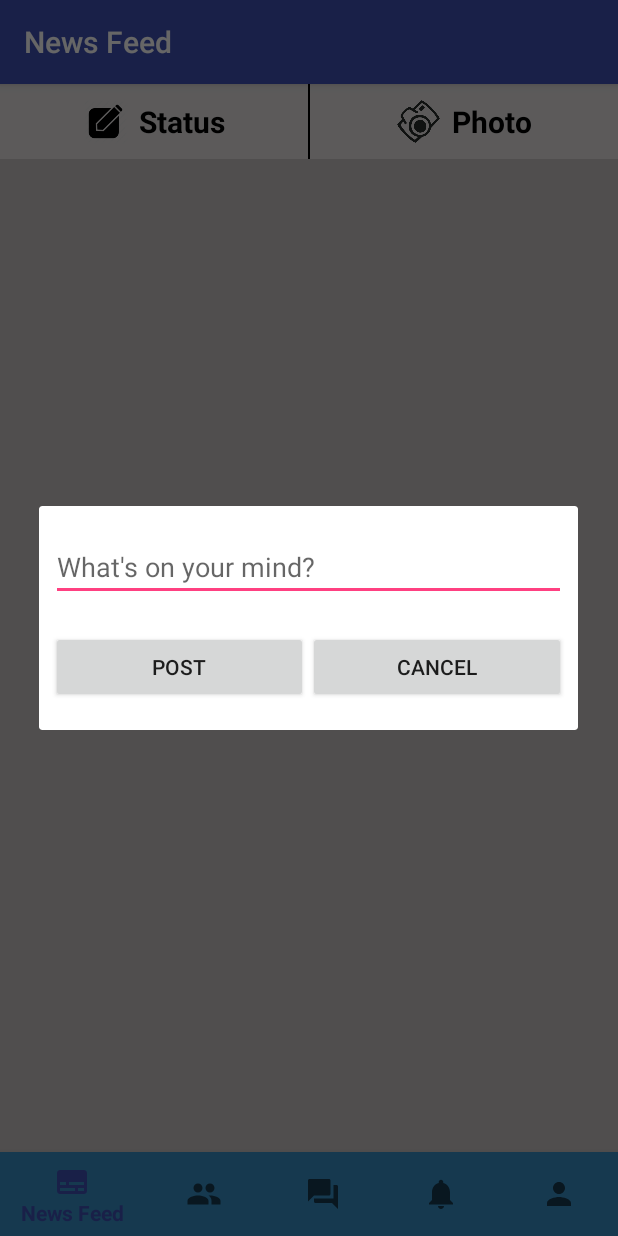
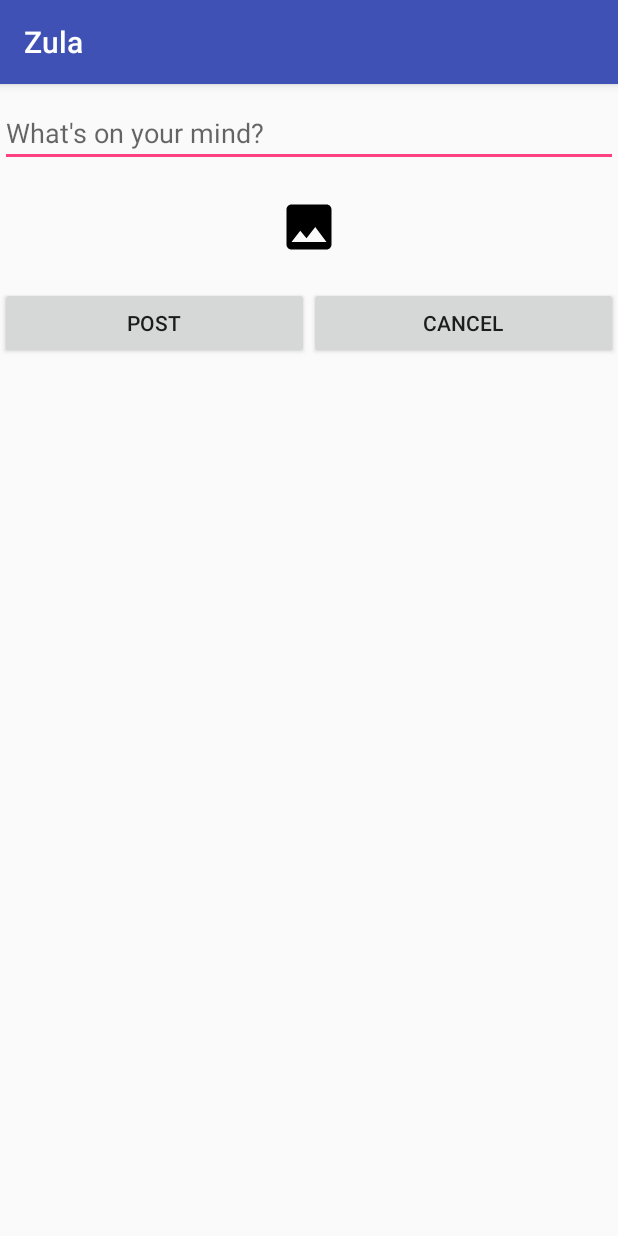
Before and after one commit to khieudinhhhuu/zula, an Android app: the screen it shows after launch (MainActivity before the commit, StatusNewsFeedActivity after it), after a tap on "Status", on a phone screen of 412 x 824 dp. Run offline under Robolectric (Android 15) with nearby library versions, the phone set to English and light mode, and no system bars; our stand-ins replace Firebase (no records; nobody signed in at launch, a user with empty details on screens opened directly), Picasso.

Commit message:
anonymous 1

```diff
--- a/app/src/main/AndroidManifest.xml
+++ b/app/src/main/AndroidManifest.xml
@@ -21,6 +21,7 @@
                 <category android:name="android.intent.category.LAUNCHER" />
             </intent-filter>
         </activity>
+        <activity android:name=".StatusNewsFeedActivity"></activity>
     </application>
 
 </manifest>
--- /dev/null
+++ b/app/src/main/java/com/khieuthichien/zula/StatusNewsFeedActivity.java
@@ -0,0 +1,161 @@
+package com.khieuthichien.zula;
+
+import android.app.ProgressDialog;
+import android.content.Context;
+import android.content.Intent;
+import android.net.Uri;
+import android.support.annotation.NonNull;
+import android.support.v4.app.Fragment;
+import android.support.v4.app.FragmentTransaction;
+import android.support.v7.app.AppCompatActivity;
+import android.os.Bundle;
+import android.support.v7.widget.LinearLayoutManager;
+import android.support.v7.widget.RecyclerView;
+import android.view.View;
+import android.widget.Button;
+import android.widget.EditText;
+import android.widget.ImageView;
+import android.widget.Toast;
+
+import com.google.android.gms.tasks.OnFailureListener;
+import com.google.android.gms.tasks.OnSuccessListener;
+import com.google.firebase.database.DataSnapshot;
+import com.google.firebase.database.DatabaseError;
+import com.google.firebase.database.DatabaseReference;
+import com.google.firebase.database.FirebaseDatabase;
+import com.google.firebase.database.ValueEventListener;
+import com.google.firebase.storage.FirebaseStorage;
+import com.google.firebase.storage.OnProgressListener;
+import com.google.firebase.storage.StorageReference;
+import com.google.firebase.storage.UploadTask;
+import com.khieuthichien.zula.adapter.PhotoAdapter;
+import com.khieuthichien.zula.fragment.NewsFeedFragment;
+import com.khieuthichien.zula.model.Photo;
+import com.squareup.picasso.Picasso;
+
+import java.util.ArrayList;
+import java.util.List;
+import java.util.UUID;
+
+public class StatusNewsFeedActivity extends AppCompatActivity {
+
+    private EditText edt_stt_status_news_feed;
+    private ImageView img_photo_status_news_feed;
+    private ImageView img_select_status_news_feed;
+    private Button btn_post_status_news_feed;
+    private Button btn_cancel_status_news_feed;
+
+    private StorageReference mStorageReference;
+    private DatabaseReference mDatabaseReference;
+
+    private Uri filePath;
+    private final int PICK_IMAGE_REQUEST = 71;
+    private ProgressDialog progressDialog;
+
+    @Override
+    protected void onCreate(Bundle savedInstanceState) {
+        super.onCreate(savedInstanceState);
+        setContentView(R.layout.activity_status_news_feed);
+
+        mStorageReference = FirebaseStorage.getInstance().getReference("photos");
+        mDatabaseReference = FirebaseDatabase.getInstance().getReference("photos");
+
+        edt_stt_status_news_feed = findViewById(R.id.edt_stt_status_news_feed);
+        img_photo_status_news_feed = findViewById(R.id.img_photo_status_news_feed);
+        img_select_status_news_feed = findViewById(R.id.img_select_status_news_feed);
+        btn_post_status_news_feed = findViewById(R.id.btn_post_status_news_feed);
+        btn_cancel_status_news_feed = findViewById(R.id.btn_cancel_status_news_feed);
+        progressDialog = new ProgressDialog(this);
+
+        img_select_status_news_feed.setOnClickListener(new View.OnClickListener() {
+            @Override
+            public void onClick(View v) {
+                Intent intent = new Intent();
+                intent.setType("image/*");
+                intent.setAction(Intent.ACTION_GET_CONTENT);
+                startActivityForResult(Intent.createChooser(intent, "Select Picture"), PICK_IMAGE_REQUEST);
+            }
+        });
+
+
+        btn_post_status_news_feed.setOnClickListener(new View.OnClickListener() {
+            @Override
+            public void onClick(View v) {
+                uploadStatus();
+            }
+        });
+
+        btn_cancel_status_news_feed.setOnClickListener(new View.OnClickListener() {
+            @Override
+            public void onClick(View v) {
+                Toast.makeText(getApplication(), "Cancel the post", Toast.LENGTH_SHORT).show();
+                finish();
+            }
+        });
+
+    }
+
+    @Override
+    protected void onActivityResult(int requestCode, int resultCode, Intent data) {
+        super.onActivityResult(requestCode, resultCode, data);
+        if (requestCode == PICK_IMAGE_REQUEST && resultCode == RESULT_OK && data != null && data.getData() != null) {
+            filePath = data.getData();
+            img_photo_status_news_feed.setVisibility(View.VISIBLE);
+            Picasso.with(getApplication())
+                    .load(filePath)
+                    .into(img_photo_status_news_feed);
+        }
+    }
+
+    private void uploadStatus() {
+        String stt_status = edt_stt_status_news_feed.getText().toString().trim();
+
+        if (stt_status.equals("")) {
+            edt_stt_status_news_feed.setError(getString(R.string.edt_stt_status_news_feed));
+            return;
+        } else {
+                if (filePath != null) {
+
+                    progressDialog.setTitle("Uploading...");
+                    progressDialog.show();
+
+                    StorageReference ref = mStorageReference.child("photos/" + UUID.randomUUID().toString());
+                    ref.putFile(filePath)
+                            .addOnSuccessListener(new OnSuccessListener<UploadTask.TaskSnapshot>() {
+                                @Override
+                                public void onSuccess(UploadTask.TaskSnapshot taskSnapshot) {
+                                    progressDialog.dismiss();
+                                    Toast.makeText(getApplication(), "Post Successful", Toast.LENGTH_SHORT).show();
+                                    finish();
+
+                                    Photo photo = new Photo(edt_stt_status_news_feed.getText().toString().trim(), taskSnapshot.getDownloadUrl().toString());
+                                    String photoId = mDatabaseReference.push().getKey();
+                                    mDatabaseReference.child(photoId).setValue(photo);
+                                }
+                            })
+                            .addOnFailureListener(new OnFailureListener() {
+                                @Override
+                                public void onFailure(@NonNull Exception e) {
+                                    progressDialog.dismiss();
+                                    Toast.makeText(getApplication(), "Failed " + e.getMessage(), Toast.LENGTH_SHORT).show();
+                                }
+                            })
+                            .addOnProgressListener(new OnProgressListener<UploadTask.TaskSnapshot>() {
+                                @Override
+                                public void onProgress(UploadTask.TaskSnapshot taskSnapshot) {
+                                    double progress = (100.0 * taskSnapshot.getBytesTransferred() / taskSnapshot.getTotalByteCount());
+                                    progressDialog.setMessage("Uploaded " + (int) progress + "%");
+                                }
+                            });
+
+                }else{
+                    Toast.makeText(this, "No file image selected", Toast.LENGTH_SHORT).show();
+                }
+
+
+        }
+
+    }
+
+
+}
--- a/app/src/main/java/com/khieuthichien/zula/adapter/PhotoAdapter.java
+++ b/app/src/main/java/com/khieuthichien/zula/adapter/PhotoAdapter.java
@@ -36,6 +36,7 @@ public class PhotoAdapter extends RecyclerView.Adapter<PhotoAdapter.PhotoHolder>
     public void onBindViewHolder(@NonNull PhotoHolder holder, int position) {
         final Photo photo = photoList.get(position);
         holder.textViewName.setText(photo.getmName());
+        holder.imageViewUpload.setVisibility(View.VISIBLE);
         Picasso.with(context)
                 .load(photo.getmImageUrl())
                 .into(holder.imageViewUpload);
--- a/app/src/main/java/com/khieuthichien/zula/fragment/MessagesFragment.java
+++ b/app/src/main/java/com/khieuthichien/zula/fragment/MessagesFragment.java
@@ -15,6 +15,11 @@ public class MessagesFragment extends Fragment {
     }
 
     @Override
+    public void onCreate(Bundle savedInstanceState) {
+        super.onCreate(savedInstanceState);
+    }
+
+    @Override
     public View onCreateView(LayoutInflater inflater, ViewGroup container,
                              Bundle savedInstanceState) {
         // Inflate the layout for this fragment
--- a/app/src/main/java/com/khieuthichien/zula/fragment/NewsFeedFragment.java
+++ b/app/src/main/java/com/khieuthichien/zula/fragment/NewsFeedFragment.java
@@ -34,6 +34,7 @@ import com.google.firebase.storage.OnProgressListener;
 import com.google.firebase.storage.StorageReference;
 import com.google.firebase.storage.UploadTask;
 import com.khieuthichien.zula.R;
+import com.khieuthichien.zula.StatusNewsFeedActivity;
 import com.khieuthichien.zula.adapter.PhotoAdapter;
 import com.khieuthichien.zula.model.Photo;
 import com.squareup.picasso.Picasso;
@@ -99,6 +100,7 @@ public class NewsFeedFragment extends Fragment {
                 photoAdapter.notifyDataSetChanged();
                 progressCircle.setVisibility(View.INVISIBLE);
             }
+
             @Override
             public void onCancelled(DatabaseError databaseError) {
                 Toast.makeText(getContext(), databaseError.getMessage(), Toast.LENGTH_SHORT).show();
@@ -117,46 +119,7 @@ public class NewsFeedFragment extends Fragment {
         statusNewsFeed.setOnClickListener(new View.OnClickListener() {
             @Override
             public void onClick(View v) {
-                AlertDialog.Builder builder = new AlertDialog.Builder(getContext());
-                LayoutInflater inflater = (LayoutInflater) getContext().getSystemService(Context.LAYOUT_INFLATER_SERVICE);
-                View dialogView = inflater.inflate(R.layout.dialog_status_news_feed, null);
-                builder.setView(dialogView);
-                final Dialog dialog = builder.show();
-
-                final Button btn_post_status_news_feed;
-                final Button btn_cancel_status_news_feed;
-
-                btn_post_status_news_feed = dialog.findViewById(R.id.btn_post_status_news_feed);
-                btn_cancel_status_news_feed = dialog.findViewById(R.id.btn_cancel_status_news_feed);
-
-                btn_post_status_news_feed.setOnClickListener(new View.OnClickListener() {
-                    @Override
-                    public void onClick(View v) {
-                        final EditText edt_stt_status_news_feed;
-                        edt_stt_status_news_feed = dialog.findViewById(R.id.edt_stt_status_news_feed);
-
-                        String stt_status = edt_stt_status_news_feed.getText().toString().trim();
-
-                        if (stt_status.equals("")){
-                            Toast.makeText(getContext(), "Cancel the post", Toast.LENGTH_SHORT).show();
-                            return;
-                        }else {
-                            Toast.makeText(getContext(), "Cancel the post", Toast.LENGTH_SHORT).show();
-                        }
-
-
-                        dialog.dismiss();
-                    }
-                });
-
-                btn_cancel_status_news_feed.setOnClickListener(new View.OnClickListener() {
-                    @Override
-                    public void onClick(View v) {
-                        Toast.makeText(getContext(), "Cancel the post", Toast.LENGTH_SHORT).show();
-                        dialog.dismiss();
-                    }
-                });
-
+                startActivity(new Intent(getActivity(), StatusNewsFeedActivity.class));
             }
         });
         photoNewsFeed.setOnClickListener(new View.OnClickListener() {
@@ -187,13 +150,26 @@ public class NewsFeedFragment extends Fragment {
 
             final EditText edt_stt_photo_news_feed;
             final ImageView img_photo_news_feed;
+            final ImageView img_select_photo_news_feed;
             final Button btn_post_photo_news_feed;
             final Button btn_cancel_photo_news_feed;
 
             edt_stt_photo_news_feed = dialog.findViewById(R.id.edt_stt_photo_news_feed);
             img_photo_news_feed = dialog.findViewById(R.id.img_photo_news_feed);
+            img_select_photo_news_feed = dialog.findViewById(R.id.img_select_photo_news_feed);
             btn_post_photo_news_feed = dialog.findViewById(R.id.btn_post_photo_news_feed);
             btn_cancel_photo_news_feed = dialog.findViewById(R.id.btn_cancel_photo_news_feed);
+
+            img_select_photo_news_feed.setOnClickListener(new View.OnClickListener() {
+                @Override
+                public void onClick(View v) {
+                    Intent intent = new Intent();
+                    intent.setType("image/*");
+                    intent.setAction(Intent.ACTION_GET_CONTENT);
+                    startActivityForResult(Intent.createChooser(intent, "Select Picture"), PICK_IMAGE_REQUEST);
+                    dialog.dismiss();
+                }
+            });
 
             filePath = data.getData();
             Picasso.with(getContext())
@@ -203,8 +179,8 @@ public class NewsFeedFragment extends Fragment {
             btn_post_photo_news_feed.setOnClickListener(new View.OnClickListener() {
                 @Override
                 public void onClick(View v) {
+
                     if (filePath != null) {
-
                         final ProgressDialog progressDialog = new ProgressDialog(getContext());
                         progressDialog.setTitle("Uploading...");
                         progressDialog.show();
@@ -216,6 +192,7 @@ public class NewsFeedFragment extends Fragment {
                                     public void onSuccess(UploadTask.TaskSnapshot taskSnapshot) {
                                         progressDialog.dismiss();
                                         Toast.makeText(getContext(), "Post Successful", Toast.LENGTH_SHORT).show();
+                                        dialog.dismiss();
 
                                         Photo photo = new Photo(edt_stt_photo_news_feed.getText().toString().trim(), taskSnapshot.getDownloadUrl().toString());
                                         String photoId = mDatabaseReference.push().getKey();
@@ -249,6 +226,7 @@ public class NewsFeedFragment extends Fragment {
                     dialog.dismiss();
                 }
             });
+
         }
 
     }
--- a/app/src/main/res/layout/dialog_status_news_feed.xml
+++ b/app/src/main/res/layout/activity_status_news_feed.xml
@@ -1,46 +1,57 @@
 <?xml version="1.0" encoding="utf-8"?>
 <LinearLayout xmlns:android="http://schemas.android.com/apk/res/android"
+    xmlns:app="http://schemas.android.com/apk/res-auto"
+    xmlns:tools="http://schemas.android.com/tools"
+    android:layout_width="match_parent"
+    android:layout_height="match_parent"
     android:orientation="vertical"
-    android:padding="8dp"
-    android:layout_width="match_parent"
-    android:layout_height="match_parent">
+    tools:context=".StatusNewsFeedActivity">
 
     <EditText
         android:id="@+id/edt_stt_status_news_feed"
         android:layout_width="match_parent"
         android:layout_height="wrap_content"
+        android:layout_marginBottom="20dp"
         android:layout_marginTop="10dp"
         android:hint="What's on your mind?" />
 
-    <!--<ImageView-->
-        <!--android:id="@+id/img_photo_news_feed"-->
-        <!--android:layout_width="match_parent"-->
-        <!--android:layout_height="300dp"-->
-        <!--android:layout_marginTop="16dp" />-->
+    <ImageView
+        android:id="@+id/img_photo_status_news_feed"
+        android:layout_width="match_parent"
+        android:layout_height="250dp"
+        android:src="@mipmap/ic_launcher_round"
+        android:visibility="gone"
+        android:layout_marginBottom="10dp"/>
+
+    <ImageView
+        android:layout_width="match_parent"
+        android:layout_height="40dp"
+        android:id="@+id/img_select_status_news_feed"
+        android:src="@drawable/ic_photo_black_24dp" />
 
     <LinearLayout
         android:layout_width="match_parent"
-        android:orientation="horizontal"
+        android:layout_height="wrap_content"
+        android:layout_marginBottom="10dp"
         android:layout_marginTop="20dp"
-        android:layout_marginBottom="10dp"
-        android:layout_height="wrap_content">
+        android:orientation="horizontal">
 
         <Button
             android:id="@+id/btn_post_status_news_feed"
             android:layout_width="0dp"
-            android:layout_weight="1"
             android:layout_height="wrap_content"
             android:layout_alignParentBottom="true"
             android:layout_centerHorizontal="true"
+            android:layout_weight="1"
             android:text="Post" />
 
         <Button
             android:id="@+id/btn_cancel_status_news_feed"
             android:layout_width="0dp"
-            android:layout_weight="1"
             android:layout_height="wrap_content"
             android:layout_alignParentBottom="true"
             android:layout_centerHorizontal="true"
+            android:layout_weight="1"
             android:text="Cancel" />
 
     </LinearLayout>
--- a/app/src/main/res/layout/item_news_feed.xml
+++ b/app/src/main/res/layout/item_news_feed.xml
@@ -27,6 +27,7 @@
         <ImageView
             android:id="@+id/image_view_upload"
             android:layout_width="match_parent"
+            android:visibility="gone"
             android:layout_height="300dp" />
 
         <TextView
--- a/app/src/main/res/values/strings.xml
+++ b/app/src/main/res/values/strings.xml
@@ -1,3 +1,4 @@
 <resources>
     <string name="app_name">Zula</string>
+    <string name="edt_stt_status_news_feed">Do not leave blank</string>
 </resources>
```
Also changed, not shown: app/src/main/res/layout/dialog_photo_news_feed.xml (+8 -1 lines).
